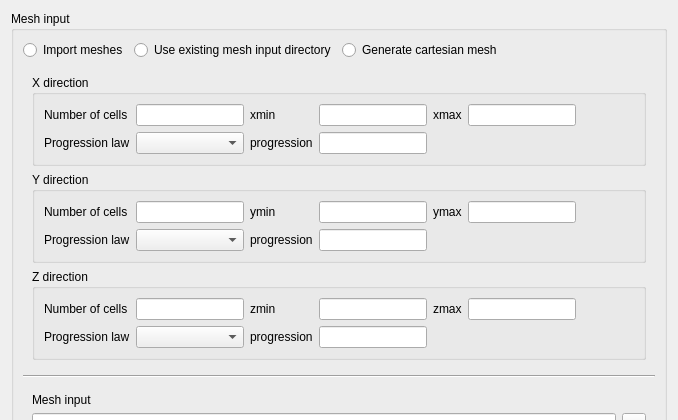
Qt form python/code_saturne/gui/case/SolutionDomainForm.ui (code-saturne/code_saturne) before a commit; both pictures show x 0 to 678 and y 0 to 420 of the 678 by 905 pixel window.
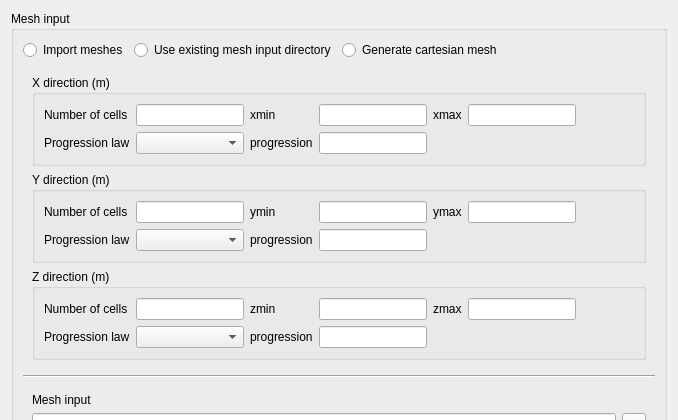
The same form after that commit. Icons and pictures are not drawn.

Commit message:
GUI: show that cartesian mesh coordinates are in meters.
Add the unit to the X/Y/Z direction group titles of the cartesian
mesh generator and a tooltip reminding that coordinates are expressed
in meters (SI units), consistent with the other fields of the GUI.

```diff
--- a/python/code_saturne/gui/case/SolutionDomainForm.ui
+++ b/python/code_saturne/gui/case/SolutionDomainForm.ui
@@ -142,7 +142,7 @@
            <item row="6" column="0">
             <widget class="QGroupBox" name="gridGroupBoxYparams">
              <property name="title">
-              <string>Y direction</string>
+              <string>Y direction (m)</string>
              </property>
              <layout class="QGridLayout" name="gridLayout_4">
               <item row="0" column="3">
@@ -214,7 +214,7 @@
            <item row="2" column="0">
             <widget class="QGroupBox" name="gridGroupBoxXparams">
              <property name="title">
-              <string>X direction</string>
+              <string>X direction (m)</string>
              </property>
              <layout class="QGridLayout" name="gridLayout_5">
               <item row="1" column="3">
@@ -286,7 +286,7 @@
            <item row="7" column="0">
             <widget class="QGroupBox" name="gridGroupBoxZparams">
              <property name="title">
-              <string>Z direction</string>
+              <string>Z direction (m)</string>
              </property>
              <layout class="QGridLayout" name="gridLayout_6">
               <item row="1" column="1">
```
Left out of the diff: 3 changed lines with no effect on the pictures.
